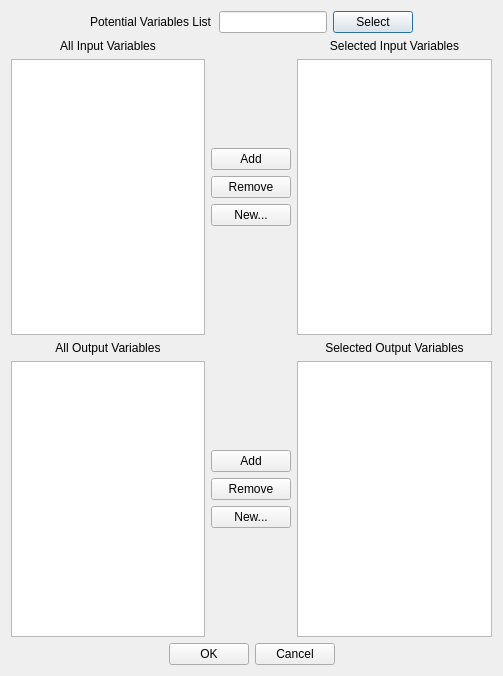
First picture: the form in src/GUI_PY/SelectVarsDialog.ui, repository SalomePlatform/gui, before the edit.
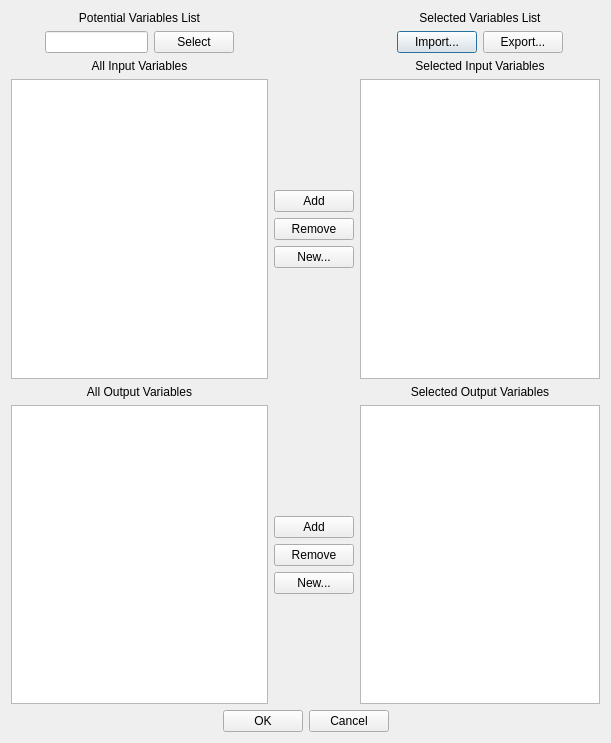
Second picture: the form after the edit.

Commit message: Add load / save functions to selectvars widget

Diff of the .ui file:
```diff
--- a/src/GUI_PY/SelectVarsDialog.ui
+++ b/src/GUI_PY/SelectVarsDialog.ui
@@ -6,8 +6,8 @@
    <rect>
     <x>0</x>
     <y>0</y>
-    <width>503</width>
-    <height>676</height>
+    <width>611</width>
+    <height>743</height>
    </rect>
   </property>
   <property name="windowTitle">
@@ -15,43 +15,58 @@
   </property>
   <layout class="QVBoxLayout" name="verticalLayout">
    <item>
-    <layout class="QHBoxLayout" name="horizontalLayout_2">
-     <item>
-      <spacer name="horizontalSpacer_4">
-       <property name="orientation">
-        <enum>Qt::Horizontal</enum>
-       </property>
-       <property name="sizeHint" stdset="0">
-        <size>
-         <width>40</width>
-         <height>20</height>
-        </size>
-       </property>
-      </spacer>
-     </item>
-     <item>
+    <layout class="QGridLayout" name="gridLayout">
+     <item row="0" column="0">
       <widget class="QLabel" name="label">
        <property name="text">
         <string>Potential Variables List</string>
        </property>
+       <property name="alignment">
+        <set>Qt::AlignCenter</set>
+       </property>
       </widget>
      </item>
+     <item row="0" column="2">
+      <widget class="QLabel" name="label_6">
+       <property name="text">
+        <string>Selected Variables List</string>
+       </property>
+       <property name="alignment">
+        <set>Qt::AlignCenter</set>
+       </property>
+      </widget>
+     </item>
+     <item row="1" column="2">
+      <layout class="QHBoxLayout" name="horizontalLayout_2">
      <item>
-      <widget class="QLineEdit" name="varListObjLineEdit">
-       <property name="readOnly">
-        <bool>true</bool>
-       </property>
+        <spacer name="horizontalSpacer_6">
+         <property name="orientation">
+          <enum>Qt::Horizontal</enum>
+         </property>
+         <property name="sizeHint" stdset="0">
+          <size>
+           <width>40</width>
+           <height>20</height>
+          </size>
+         </property>
+        </spacer>
+       </item>
+       <item>
+        <widget class="QPushButton" name="loadVarsButton">
+         <property name="text">
+          <string>Import...</string>
+         </property>
       </widget>
      </item>
      <item>
-      <widget class="QPushButton" name="selectButton">
+        <widget class="QPushButton" name="saveVarsButton">
        <property name="text">
-        <string>Select</string>
+          <string>Export...</string>
        </property>
       </widget>
      </item>
      <item>
-      <spacer name="horizontalSpacer_3">
+        <spacer name="horizontalSpacer_5">
        <property name="orientation">
         <enum>Qt::Horizontal</enum>
        </property>
@@ -65,11 +80,7 @@
      </item>
     </layout>
    </item>
-   <item>
-    <layout class="QHBoxLayout" name="horizontalLayout_4">
-     <item>
-      <layout class="QVBoxLayout" name="verticalLayout_5">
-       <item>
+     <item row="2" column="0">
         <widget class="QLabel" name="label_4">
          <property name="text">
           <string>All Input Variables</string>
@@ -79,16 +90,24 @@
          </property>
         </widget>
        </item>
-       <item>
+     <item row="2" column="2">
+      <widget class="QLabel" name="label_5">
+       <property name="text">
+        <string>Selected Input Variables</string>
+       </property>
+       <property name="alignment">
+        <set>Qt::AlignCenter</set>
+       </property>
+      </widget>
+     </item>
+     <item row="3" column="0">
         <widget class="QListWidget" name="allInputVarListWidget">
          <property name="selectionMode">
           <enum>QAbstractItemView::MultiSelection</enum>
          </property>
         </widget>
        </item>
-      </layout>
-     </item>
-     <item>
+     <item row="3" column="1">
       <layout class="QVBoxLayout" name="verticalLayout_6">
        <item>
         <spacer name="verticalSpacer_3">
@@ -139,34 +158,14 @@
        </item>
       </layout>
      </item>
-     <item>
-      <layout class="QVBoxLayout" name="verticalLayout_7">
-       <item>
-        <widget class="QLabel" name="label_5">
-         <property name="text">
-          <string>Selected Input Variables</string>
-         </property>
-         <property name="alignment">
-          <set>Qt::AlignCenter</set>
-         </property>
-        </widget>
-       </item>
-       <item>
+     <item row="3" column="2">
         <widget class="QListWidget" name="selectedInputVarListWidget">
          <property name="selectionMode">
           <enum>QAbstractItemView::MultiSelection</enum>
          </property>
         </widget>
        </item>
-      </layout>
-     </item>
-    </layout>
-   </item>
-   <item>
-    <layout class="QHBoxLayout" name="horizontalLayout_3">
-     <item>
-      <layout class="QVBoxLayout" name="verticalLayout_3">
-       <item>
+     <item row="4" column="0">
         <widget class="QLabel" name="label_2">
          <property name="text">
           <string>All Output Variables</string>
@@ -176,16 +175,24 @@
          </property>
         </widget>
        </item>
-       <item>
+     <item row="4" column="2">
+      <widget class="QLabel" name="label_3">
+       <property name="text">
+        <string>Selected Output Variables</string>
+       </property>
+       <property name="alignment">
+        <set>Qt::AlignCenter</set>
+       </property>
+      </widget>
+     </item>
+     <item row="5" column="0">
         <widget class="QListWidget" name="allOutputVarListWidget">
          <property name="selectionMode">
           <enum>QAbstractItemView::MultiSelection</enum>
          </property>
         </widget>
        </item>
-      </layout>
-     </item>
-     <item>
+     <item row="5" column="1">
       <layout class="QVBoxLayout" name="verticalLayout_2">
        <item>
         <spacer name="verticalSpacer_2">
@@ -236,24 +243,54 @@
        </item>
       </layout>
      </item>
-     <item>
-      <layout class="QVBoxLayout" name="verticalLayout_4">
-       <item>
-        <widget class="QLabel" name="label_3">
-         <property name="text">
-          <string>Selected Output Variables</string>
-         </property>
-         <property name="alignment">
-          <set>Qt::AlignCenter</set>
-         </property>
-        </widget>
-       </item>
-       <item>
+     <item row="5" column="2">
         <widget class="QListWidget" name="selectedOutputVarListWidget">
          <property name="selectionMode">
           <enum>QAbstractItemView::MultiSelection</enum>
          </property>
         </widget>
+     </item>
+     <item row="1" column="0">
+      <layout class="QHBoxLayout" name="horizontalLayout_5">
+       <item>
+        <spacer name="horizontalSpacer_4">
+         <property name="orientation">
+          <enum>Qt::Horizontal</enum>
+         </property>
+         <property name="sizeHint" stdset="0">
+          <size>
+           <width>40</width>
+           <height>20</height>
+          </size>
+         </property>
+        </spacer>
+       </item>
+       <item>
+        <widget class="QLineEdit" name="varListObjLineEdit">
+         <property name="readOnly">
+          <bool>true</bool>
+         </property>
+        </widget>
+       </item>
+       <item>
+        <widget class="QPushButton" name="selectButton">
+         <property name="text">
+          <string>Select</string>
+         </property>
+        </widget>
+       </item>
+       <item>
+        <spacer name="horizontalSpacer_3">
+         <property name="orientation">
+          <enum>Qt::Horizontal</enum>
+         </property>
+         <property name="sizeHint" stdset="0">
+          <size>
+           <width>40</width>
+           <height>20</height>
+          </size>
+         </property>
+        </spacer>
        </item>
       </layout>
      </item>
```
Lines whose indentation alone changed are shown as unchanged. The commit also changes 1 other file.
